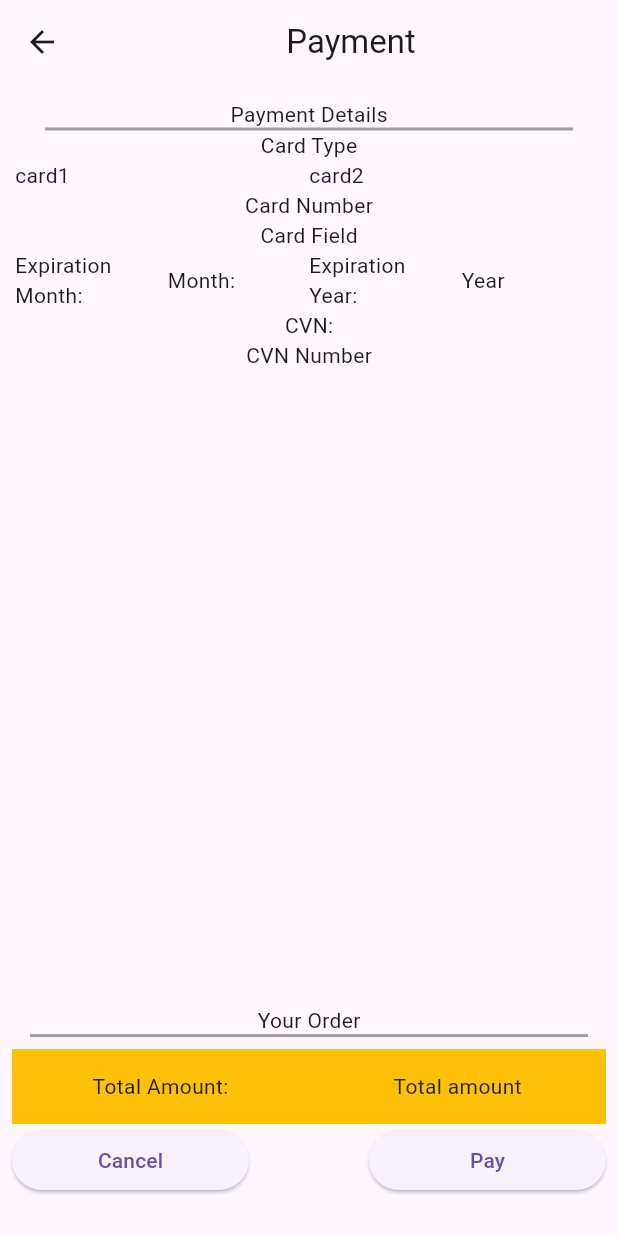
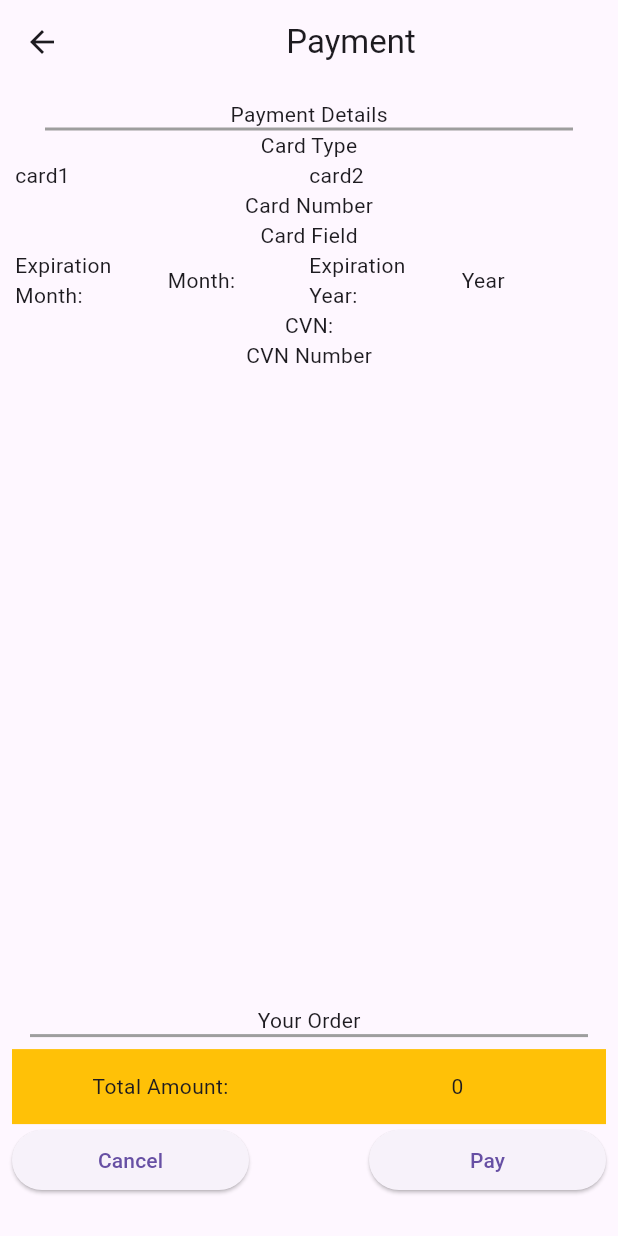
Before and after one commit to NaveenSilva/bookstore_app, a Flutter app: the screen it shows after launch, item 3 of the bottom bar chosen, after a tap on "Buy", on a phone screen of 412 x 824 dp. Run offline on Flutter 3.47's test engine with Material 3 defaults, Android fonts, the phone set to English and light mode, and no system bars; our stand-ins replace cloud_firestore, firebase_auth, firebase_core, flutter_slidable, get; accounts and stored records are empty.

```diff
--- a/lib/pages/cart_page.dart
+++ b/lib/pages/cart_page.dart
@@ -187,7 +187,7 @@ class _CartPageState extends State<CartPage> {
                   child: Center(
                     child: ElevatedButton(
                       onPressed: () {
-                        Get.to(PaymentPage(total: 2500));
+                        Get.to(PaymentPage(total: cartTotal));
                       },
                       child: const Text(
                         "Buy",
--- a/lib/pages/payment_page.dart
+++ b/lib/pages/payment_page.dart
@@ -1,5 +1,7 @@
+import 'package:bookstore_app/controller/cart_controller.dart';
 import 'package:bookstore_app/pages/history_page.dart';
 import 'package:flutter/material.dart';
+import 'package:get/get.dart';
 import 'package:get/get.dart';
 
 class PaymentPage extends StatelessWidget {
@@ -93,7 +95,7 @@ class PaymentPage extends StatelessWidget {
                         height: 50,
                         width: double.infinity,
                         color: Colors.amber,
-                        child: const Row(
+                        child: Row(
                           children: [
                             Expanded(
                               child: Center(
@@ -105,7 +107,7 @@ class PaymentPage extends StatelessWidget {
                             Expanded(
                               child: Center(
                                 child: Text(
-                                  "Total amount",
+                                  '${total.toString()}',
                                 ),
                               ),
                             ),
@@ -129,7 +131,8 @@ class PaymentPage extends StatelessWidget {
                           Expanded(
                             flex: 1,
                             child: ElevatedButton(
-                              onPressed: () {
+                              onPressed: () async {
+                                await CartController().transferData();
                                 Get.off(const HistoryPage());
                               },
                               child: Text(
```
Also changed, not shown: lib/controller/cart_controller.dart (+35 -4 lines), lib/pages/books_page.dart (+10 -3 lines).
